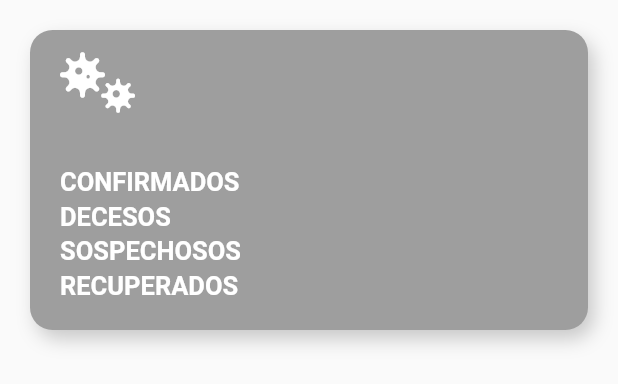
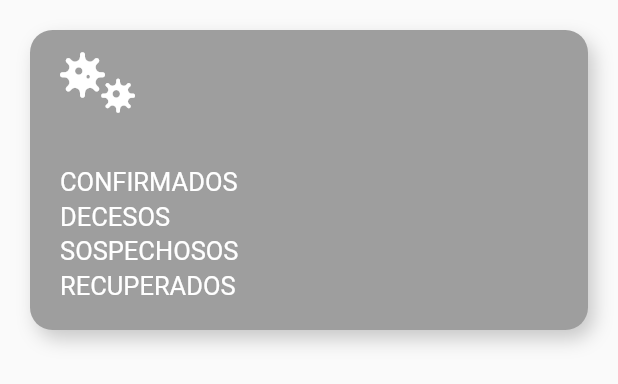
Before and after one commit to MAGIN1104/COV-19, a Flutter app: the Boton widget shown alone on an empty page, opened directly with empty values, on a phone screen of 412 x 824 dp. Shown: the top 384 px of the screen. Run offline on Flutter 3.47's test engine with Material 2 defaults, Android fonts, the phone set to English and light mode, and no system bars; our stand-ins replace font_awesome_flutter; missing offline and left inert: dataclass; network calls fail.

```diff
--- a/lib/src/widgets/covidDepartament-widgets/boton.dart
+++ b/lib/src/widgets/covidDepartament-widgets/boton.dart
@@ -43,7 +43,7 @@ class Boton extends StatelessWidget {
               mainAxisAlignment: MainAxisAlignment.center,
               children: <Widget>[
                 SizedBox(width: 40,),
-                Expanded(child: Text('CONFIRMADOS', style: TextStyle(color: Colors.white, fontSize: 17.0, fontWeight: FontWeight.bold),)),
+                Expanded(child: Text('CONFIRMADOS', style: TextStyle(color: Colors.white, fontSize: 17.0, ),)),
                 Expanded(child: Text(confirmados, style: TextStyle(color: Colors.white, fontSize: 20.0, fontWeight: FontWeight.bold),)),
               ],
             ),
@@ -51,7 +51,7 @@ class Boton extends StatelessWidget {
               mainAxisAlignment: MainAxisAlignment.center,
               children: <Widget>[
                 SizedBox(width: 40,),
-                Expanded(child: Text('DECESOS', style: TextStyle(color: Colors.white, fontSize: 17.0, fontWeight: FontWeight.bold),)),
+                Expanded(child: Text('DECESOS', style: TextStyle(color: Colors.white, fontSize: 17.0, ),)),
                 Expanded(child: Text(decesos, style: TextStyle(color: Colors.white, fontSize: 20.0, fontWeight: FontWeight.bold),)),
               ],
             ),
@@ -59,7 +59,7 @@ class Boton extends StatelessWidget {
               mainAxisAlignment: MainAxisAlignment.center,
               children: <Widget>[
                 SizedBox(width: 40,),
-                Expanded(child: Text('SOSPECHOSOS', style: TextStyle(color: Colors.white, fontSize: 17.0, fontWeight: FontWeight.bold),)),
+                Expanded(child: Text('SOSPECHOSOS', style: TextStyle(color: Colors.white, fontSize: 17.0, ),)),
                 Expanded(child: Text(sospechosos, style: TextStyle(color: Colors.white, fontSize: 20.0, fontWeight: FontWeight.bold),)),
               ],
             ),
@@ -67,7 +67,7 @@ class Boton extends StatelessWidget {
               mainAxisAlignment: MainAxisAlignment.center,
               children: <Widget>[
                 SizedBox(width: 40,),
-                Expanded(child: Text('RECUPERADOS', style: TextStyle(color: Colors.white, fontSize: 17.0, fontWeight: FontWeight.bold),)),
+                Expanded(child: Text('RECUPERADOS', style: TextStyle(color: Colors.white, fontSize: 17.0, ),)),
                 Expanded(child: Text(recuperados, style: TextStyle(color: Colors.white, fontSize: 20.0, fontWeight: FontWeight.bold),)),
               ],
             )
```
